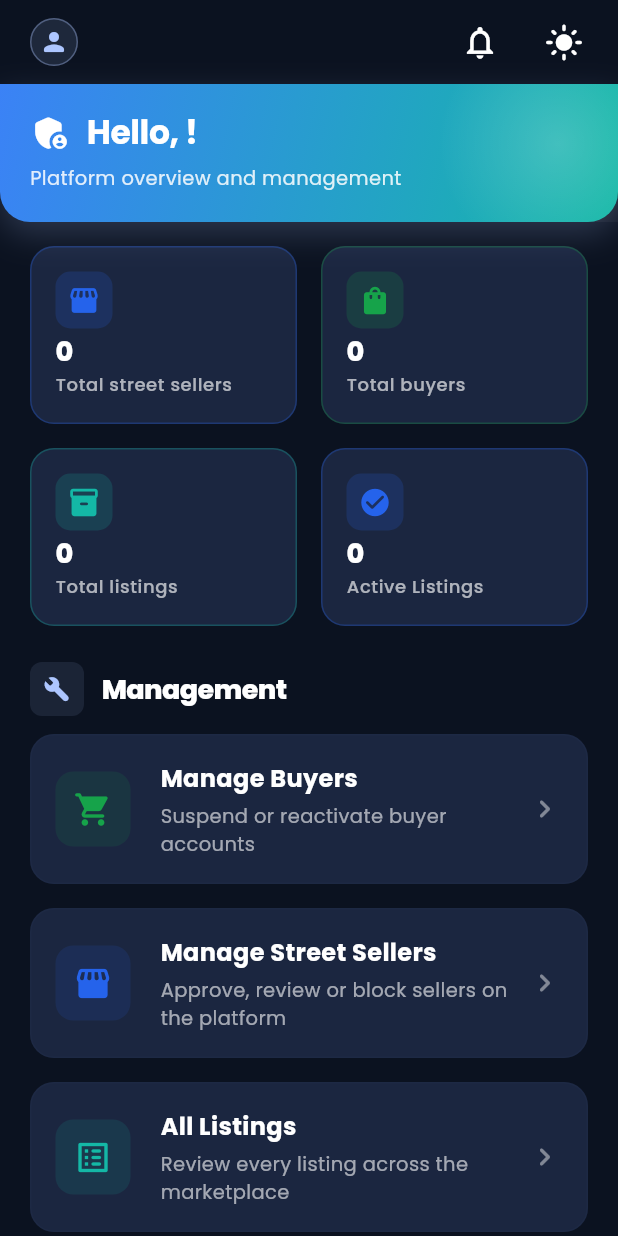
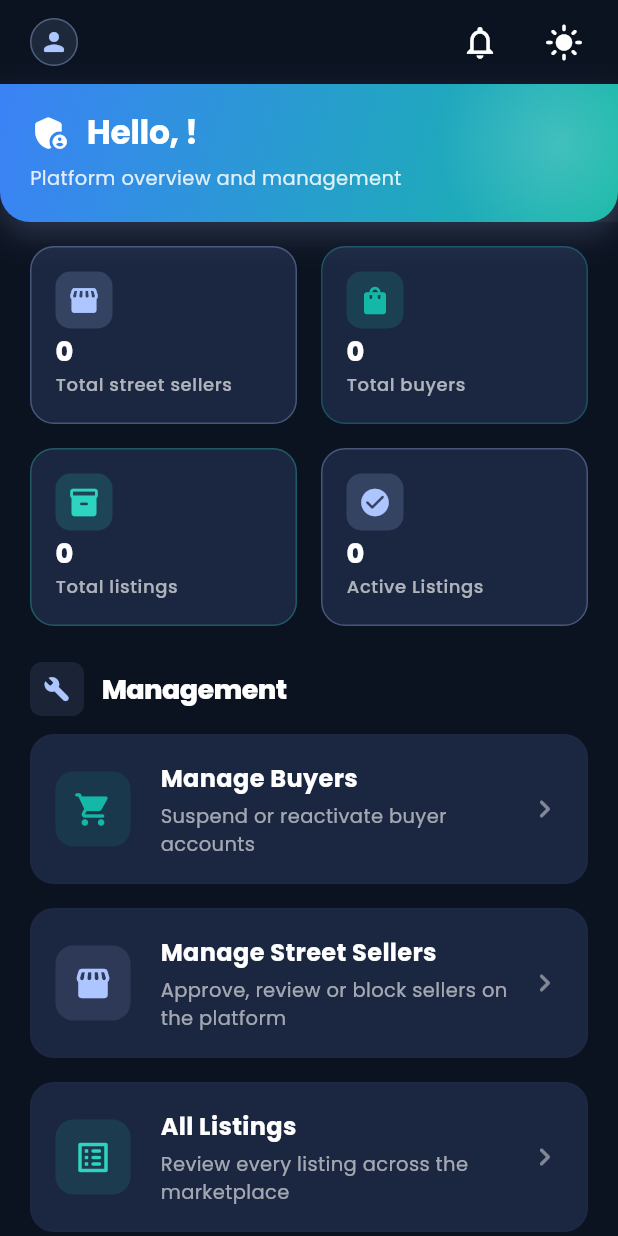
Before and after one commit to muhajirochu/Samaki_fresh_connect, a Flutter app: the AdminDashboardScreen screen opened directly, after a tap on the "dark mode" icon, on a phone screen of 412 x 824 dp. Run offline on Flutter 3.47's test engine with Material 3 defaults, Android fonts, the phone set to English and light mode, and no system bars; our stand-ins replace cached_network_image, cloud_firestore, dio, firebase_auth, firebase_core, flutter_hooks and 14 more; missing offline and left inert: dart_geohash; accounts and stored records are empty; network calls fail.

Commit message:
feat(theme): migrate Tier-1 files to Material 3 theme tokens
Replaces ~145 hardcoded AppColors.* / Colors.black / Colors.white
usages with Theme.of(context).colorScheme tokens across the highest-
visibility surfaces:

  • premium_components (GradientButton, PremiumCard, GlassCard,
    BannerHeader, FormField, EmptyState, SectionHeader, StatChip,
    StatusPill)
  • splash, login, register (auth flows)
  • street_seller_dashboard, buyer_requests, admin_dashboard,
    admin_reports (dashboards)
  • seller_map, seller_profile_sheet (map surfaces)
  • send_request_sheet (request modal)

Replacements:
  Colors.black.withValues(...) → cs.shadow.withValues(...)  (theme-aware)
  Colors.white                → cs.onPrimary / cs.surface  (semantic)
  AppColors.primaryBlue       → cs.primary                 (Modern Blue / Bright Blue)
  AppColors.accentGreen       → cs.secondary               (Elegant Green / Teal)
  AppColors.accentOrange      → cs.tertiary                (amber / teal)
  AppColors.errorRed          → cs.error                   (semantic)
  AppColors.successGreen      → cs.secondary               (live-presence)
  AppColors.grayXXX           → cs.surfaceContainerHighest / onSurface.withValues(alpha:)
  AppColors.white             → cs.surface / cs.onPrimary

Local semantic constants kept at call-sites where the colour must stay
constant across themes:
  • splash: _splashBackground, _splashMid, _splashNear, _splashHalo,
    _splashHaloDeep, _splashBrandTextTint, _splashChipTint
  • register: _streetSellerAccent (orange), _buyerAccent (green)
  • login:    demo-account role colours (buyer green, admin red)
  • seller_map: _liveColor, _offlineColor, _selectedColor
  • seller_profile_sheet: _avatarPalette

Tests: 165/165 pass · flutter analyze: 0 issues

```diff
--- a/lib/screens/admin/admin_dashboard_screen.dart
+++ b/lib/screens/admin/admin_dashboard_screen.dart
@@ -19,7 +19,6 @@ import 'package:go_router/go_router.dart';
 import 'package:hooks_riverpod/hooks_riverpod.dart';
 
 import '../../config/theme_extensions.dart';
-import '../../constants/app_colors.dart';
 import '../../constants/app_sizes.dart';
 import '../../l10n/app_localizations.dart';
 import '../../providers/admin_provider.dart';
@@ -35,6 +34,7 @@ class AdminDashboardScreen extends ConsumerWidget {
   Widget build(BuildContext context, WidgetRef ref) {
     final l10n = AppLocalizations.of(context);
     final userAsync = ref.watch(currentUserStreamProvider);
+    final cs = Theme.of(context).colorScheme;
 
     return Scaffold(
       backgroundColor: Theme.of(context).scaffoldBackgroundColor,
@@ -95,7 +95,7 @@ class AdminDashboardScreen extends ConsumerWidget {
                       title: l10n.manageBuyers,
                       subtitle: l10n.manageBuyersSubtitle,
                       onTap: () => context.push('/admin/buyers'),
-                      color: AppColors.accentGreen,
+                      color: cs.secondary,
                     ),
                     const SizedBox(height: AppSizes.paddingMD),
                     _ActionTile(
@@ -103,7 +103,7 @@ class AdminDashboardScreen extends ConsumerWidget {
                       title: l10n.manageStreetSellers,
                       subtitle: l10n.manageStreetSellersSubtitle,
                       onTap: () => context.push('/admin/sellers'),
-                      color: AppColors.primaryBlue,
+                      color: cs.primary,
                       trailing: _PendingBadge(),
                     ),
                     const SizedBox(height: AppSizes.paddingMD),
@@ -112,7 +112,7 @@ class AdminDashboardScreen extends ConsumerWidget {
                       title: l10n.allListings,
                       subtitle: l10n.adminAllListingsSubtitle,
                       onTap: () => context.push('/admin/listings'),
-                      color: AppColors.secondaryTeal,
+                      color: cs.tertiary,
                     ),
                     const SizedBox(height: AppSizes.paddingMD),
                     _ActionTile(
@@ -120,7 +120,7 @@ class AdminDashboardScreen extends ConsumerWidget {
                       title: l10n.transactionsTitle,
                       subtitle: l10n.transactionsScreenSubtitle,
                       onTap: () => context.push('/admin/transactions'),
-                      color: AppColors.successGreen,
+                      color: cs.secondary,
                     ),
                     const SizedBox(height: AppSizes.paddingMD),
                     _ActionTile(
@@ -128,7 +128,7 @@ class AdminDashboardScreen extends ConsumerWidget {
                       title: l10n.reportsTab,
                       subtitle: l10n.reportsSales,
                       onTap: () => context.push('/admin/reports'),
-                      color: AppColors.primaryBlue,
+                      color: cs.primary,
                     ),
                     const SizedBox(height: AppSizes.paddingMD),
                     _ActionTile(
@@ -136,7 +136,7 @@ class AdminDashboardScreen extends ConsumerWidget {
                       title: l10n.logsTitle,
                       subtitle: l10n.logsSubtitle,
                       onTap: () => context.push('/admin/logs'),
-                      color: AppColors.accentOrange,
+                      color: cs.tertiary,
                     ),
                     const SizedBox(height: AppSizes.paddingMD),
                   ]),
@@ -241,8 +241,8 @@ class _AdminGreetingHeader extends StatelessWidget {
                 shape: BoxShape.circle,
                 gradient: RadialGradient(
                   colors: [
-                    Colors.white.withValues(alpha: 0.18),
-                    Colors.white.withValues(alpha: 0),
+                    cs.onPrimary.withValues(alpha: 0.18),
+                    cs.onPrimary.withValues(alpha: 0),
                   ],
                 ),
               ),
@@ -310,7 +310,7 @@ class _TotalSellersCard extends ConsumerWidget {
       title: l10n.totalSellers,
       value: count.toString(),
       icon: Icons.storefront_rounded,
-      color: AppColors.primaryBlue,
+      color: Theme.of(context).colorScheme.primary,
     );
   }
 }
@@ -324,7 +324,7 @@ class _TotalBuyersCard extends ConsumerWidget {
       title: l10n.totalBuyers,
       value: count.toString(),
       icon: Icons.shopping_bag_rounded,
-      color: AppColors.accentGreen,
+      color: Theme.of(context).colorScheme.secondary,
     );
   }
 }
@@ -338,7 +338,7 @@ class _TotalListingsCard extends ConsumerWidget {
       title: l10n.totalListings,
       value: count.toString(),
       icon: Icons.inventory_2_rounded,
-      color: AppColors.secondaryTeal,
+      color: Theme.of(context).colorScheme.tertiary,
     );
   }
 }
@@ -352,7 +352,7 @@ class _ActiveListingsCard extends ConsumerWidget {
       title: l10n.activeListings,
       value: count.toString(),
       icon: Icons.check_circle_rounded,
-      color: AppColors.infoBlue,
+      color: Theme.of(context).colorScheme.primary,
     );
   }
 }
@@ -470,7 +470,7 @@ class _RecentActivityStrip extends ConsumerWidget {
                   ListTile(
                     dense: true,
                     leading: Icon(_iconForType(log.type),
-                        color: _colorForType(log.type)),
+                        color: _colorForType(log.type, cs)),
                     title: Text(log.title,
                         style: tt.bodyMedium
                             ?.copyWith(fontWeight: FontWeight.w600)),
@@ -515,18 +515,18 @@ class _RecentActivityStrip extends ConsumerWidget {
     }
   }
 
-  Color _colorForType(String type) {
+  Color _colorForType(String type, ColorScheme cs) {
     switch (type) {
       case 'login':
-        return AppColors.primaryBlue;
+        return cs.primary;
       case 'registration':
-        return AppColors.accentGreen;
+        return cs.secondary;
       case 'adminAction':
-        return AppColors.accentOrange;
+        return cs.tertiary;
       case 'disputeResolution':
-        return AppColors.errorRed;
+        return cs.error;
       default:
-        return AppColors.primaryBlue;
+        return cs.primary;
     }
   }
 }
@@ -619,21 +619,25 @@ class _PendingBadge extends ConsumerWidget {
     final pendingAsync = ref.watch(adminPendingSellersCountProvider);
     final count = pendingAsync.valueOrNull ?? 0;
     if (count == 0) return const SizedBox.shrink();
+    final cs = Theme.of(context).colorScheme;
     return Container(
       padding: const EdgeInsets.symmetric(
         horizontal: AppSizes.paddingSM,
         vertical: 4,
       ),
       decoration: BoxDecoration(
-        color: AppColors.accentOrange,
+        // Pending badge uses tertiary (warning amber on light, teal on
+        // dark) so it stands out against the secondary-tile icons
+        // around it without inheriting the primary accent.
+        color: cs.tertiary,
         borderRadius: BorderRadius.circular(12),
       ),
       constraints: const BoxConstraints(minWidth: 22, minHeight: 22),
       alignment: Alignment.center,
       child: Text(
         count > 99 ? '99+' : '$count',
-        style: const TextStyle(
-          color: AppColors.white,
+        style: TextStyle(
+          color: cs.onTertiary,
           fontSize: 12,
           fontWeight: FontWeight.w800,
         ),
--- a/lib/screens/auth/login_screen.dart
+++ b/lib/screens/auth/login_screen.dart
@@ -4,7 +4,6 @@ import 'package:go_router/go_router.dart';
 import 'package:hooks_riverpod/hooks_riverpod.dart';
 import 'package:flutter_hooks/flutter_hooks.dart';
 import '../../config/theme_extensions.dart';
-import '../../constants/app_colors.dart';
 import '../../l10n/app_localizations.dart';
 import '../../utils/validators.dart';
 import '../../utils/error_handler.dart';
@@ -38,6 +37,12 @@ class DemoAccount {
 // Demo accounts shown on the login screen as quick-fill buttons.
 // Street seller demo accounts were intentionally removed — real
 // sellers must register themselves through the registration flow.
+//
+// The accent colours are intentionally NOT theme tokens — they're
+// role identifiers that should look the same regardless of light/dark
+// mode (green = buyer, red = admin) so users can spot the role at a
+// glance. The values are kept here at the call-site instead of in
+// AppColors because they're only meaningful on the login screen.
 const List<DemoAccount> demoAccounts = [
   DemoAccount(
     email: 'buyer@samakifresh.com',
@@ -123,7 +128,9 @@ class _HeroHeader extends StatelessWidget {
         ),
         boxShadow: [
           BoxShadow(
-            color: Colors.black.withValues(alpha: 0.18),
+            // Theme-aware shadow — slightly stronger in dark mode so
+            // the gradient header reads as elevated on either theme.
+            color: cs.shadow.withValues(alpha: 0.32),
             blurRadius: 18,
             offset: const Offset(0, 8),
           ),
@@ -149,7 +156,7 @@ class _HeroHeader extends StatelessWidget {
                       Text(
                         'SamakiFresh',
                         style: tt.titleLarge?.copyWith(
-                          color: AppColors.white,
+                          color: cs.onPrimary,
                           fontWeight: FontWeight.w800,
                           letterSpacing: -0.3,
                         ),
@@ -157,7 +164,7 @@ class _HeroHeader extends StatelessWidget {
                       Text(
                         'CONNECT',
                         style: tt.bodySmall?.copyWith(
-                          color: AppColors.white.withValues(alpha: 0.75),
+                          color: cs.onPrimary.withValues(alpha: 0.75),
                           fontWeight: FontWeight.w300,
                           letterSpacing: 3,
                         ),
@@ -179,7 +186,7 @@ class _HeroHeader extends StatelessWidget {
                     Text(
                       'Welcome back',
                       style: tt.headlineSmall?.copyWith(
-                        color: AppColors.white,
+                        color: cs.onPrimary,
                         fontWeight: FontWeight.w700,
                         letterSpacing: -0.5,
                       ),
@@ -188,7 +195,7 @@ class _HeroHeader extends StatelessWidget {
                     Text(
                       'Sign in to continue to your dashboard',
                       style: tt.bodyMedium?.copyWith(
-                        color: AppColors.white.withValues(alpha: 0.80),
+                        color: cs.onPrimary.withValues(alpha: 0.80),
                       ),
                     ),
                   ],
@@ -201,7 +208,7 @@ class _HeroHeader extends StatelessWidget {
               margin: const EdgeInsets.symmetric(horizontal: 24),
               padding: const EdgeInsets.all(4),
               decoration: BoxDecoration(
-                color: AppColors.white.withValues(alpha: 0.15),
+                color: cs.onPrimary.withValues(alpha: 0.15),
                 borderRadius: BorderRadius.circular(14),
               ),
               child: Row(
@@ -210,11 +217,16 @@ class _HeroHeader extends StatelessWidget {
                     child: Container(
                       padding: const EdgeInsets.symmetric(vertical: 10),
                       decoration: BoxDecoration(
-                        color: AppColors.white,
+                        // The "selected" tab pill needs to read
+                        // against the gradient background. White is the
+                        // correct contrast colour regardless of theme
+                        // because the pill sits ON TOP of the brand
+                        // gradient, not on the surface.
+                        color: cs.onPrimary,
                         borderRadius: BorderRadius.circular(10),
                         boxShadow: [
                           BoxShadow(
-                            color: Colors.black.withValues(alpha: 0.10),
+                            color: cs.shadow.withValues(alpha: 0.18),
                             blurRadius: 8,
                             offset: const Offset(0, 2),
                           ),
@@ -240,8 +252,8 @@ class _HeroHeader extends StatelessWidget {
                         alignment: Alignment.center,
                         child: Text(
                           l10n.signup,
-                          style: const TextStyle(
-                            color: AppColors.white,
+                          style: TextStyle(
+                            color: cs.onPrimary,
                             fontWeight: FontWeight.w500,
                             fontSize: 15,
                           ),
--- a/lib/widgets/common/premium_components.dart
+++ b/lib/widgets/common/premium_components.dart
@@ -21,7 +21,6 @@
 import 'package:flutter/material.dart';
 
 import '../../config/theme_extensions.dart';
-import '../../constants/app_colors.dart';
 import '../../constants/app_sizes.dart';
 
 /// Soft rounded surface card with a brand-tinted shadow. Use this for
@@ -61,9 +60,12 @@ class PremiumCard extends StatelessWidget {
         boxShadow: elevated
             ? [
                 BoxShadow(
+                  // Theme-aware shadow — slightly darker in dark mode
+                  // so the card reads as raised against the deep navy
+                  // background.
                   color: isDark
-                      ? Colors.black.withValues(alpha: 0.30)
-                      : Colors.black.withValues(alpha: 0.06),
+                      ? cs.shadow.withValues(alpha: 0.50)
+                      : cs.shadow.withValues(alpha: 0.10),
                   blurRadius: 18,
                   offset: const Offset(0, 8),
                 ),
@@ -117,6 +119,7 @@ class GlassCard extends StatelessWidget {
   @override
   Widget build(BuildContext context) {
     final glass = GlassStyle.of(context);
+    final cs = Theme.of(context).colorScheme;
     final panel = Container(
       decoration: BoxDecoration(
         gradient: glass.highlight,
@@ -125,7 +128,9 @@ class GlassCard extends StatelessWidget {
         border: Border.all(color: glass.border, width: 0.8),
         boxShadow: [
           BoxShadow(
-            color: Colors.black.withValues(alpha: 0.18),
+            // Theme-aware shadow on glass card — slightly stronger so
+            // the frosted panel reads as elevated on either theme.
+            color: cs.shadow.withValues(alpha: 0.32),
             blurRadius: 24,
             offset: const Offset(0, 12),
           ),
@@ -228,19 +233,22 @@ class _GradientButtonState extends State<GradientButton> {
           child: InkWell(
             onTap: widget.isLoading ? null : widget.onPressed,
             borderRadius: radius,
-            splashColor: Colors.white.withValues(alpha: 0.10),
-            highlightColor: Colors.white.withValues(alpha: 0.06),
+            // Theme-aware splash/highlight (white-on-brand stays white,
+            // but read through onPrimary so a future theme override
+            // propagates here).
+            splashColor: cs.onPrimary.withValues(alpha: 0.10),
+            highlightColor: cs.onPrimary.withValues(alpha: 0.06),
             child: Center(
               child: Padding(
                 padding: widget.padding,
                 child: widget.isLoading
-                    ? const SizedBox(
+                    ? SizedBox(
                         width: 22,
                         height: 22,
                         child: CircularProgressIndicator(
                           strokeWidth: 2.4,
                           valueColor:
-                              AlwaysStoppedAnimation<Color>(Colors.white),
+                              AlwaysStoppedAnimation<Color>(cs.onPrimary),
                         ),
                       )
                     : Row(
@@ -251,7 +259,7 @@ class _GradientButtonState extends State<GradientButton> {
                         children: [
                           if (widget.prefixIcon != null) ...[
                             Icon(widget.prefixIcon,
-                                color: Colors.white, size: 20),
+                                color: cs.onPrimary, size: 20),
                             const SizedBox(width: AppSizes.paddingSM),
                           ],
                           Flexible(
@@ -260,8 +268,8 @@ class _GradientButtonState extends State<GradientButton> {
                               textAlign: TextAlign.center,
                               maxLines: 1,
                               overflow: TextOverflow.ellipsis,
-                              style: const TextStyle(
-                                color: Colors.white,
+                              style: TextStyle(
+                                color: cs.onPrimary,
                                 fontSize: AppSizes.fontMD,
                                 fontWeight: FontWeight.w700,
                                 letterSpacing: 0.2,
@@ -725,7 +733,7 @@ class EmptyState extends StatelessWidget {
 class BannerHeader extends StatelessWidget {
   final String title;
   final String? subtitle;
-  final Gradient gradient;
+  final Gradient? gradient;
   final IconData? trailingIcon;
   final VoidCallback? onTrailingTap;
   final double height;
@@ -735,11 +743,7 @@ class BannerHeader extends StatelessWidget {
     super.key,
     required this.title,
     this.subtitle,
-    this.gradient = const LinearGradient(
-      begin: Alignment.topLeft,
-      end: Alignment.bottomRight,
-      colors: [AppColors.primaryBlue, AppColors.accentGreen],
-    ),
+    this.gradient,
     this.trailingIcon,
     this.onTrailingTap,
     this.height = 140,
@@ -748,17 +752,22 @@ class BannerHeader extends StatelessWidget {
 
   @override
   Widget build(BuildContext context) {
+    final cs = Theme.of(context).colorScheme;
+    final gradients = AppGradients.of(context);
+    final brandGradient = gradient ?? gradients.brand;
+
     return Container(
       height: height,
       decoration: BoxDecoration(
-        gradient: gradient,
+        gradient: brandGradient,
         borderRadius: const BorderRadius.only(
           bottomLeft: Radius.circular(AppSizes.radiusXL),
           bottomRight: Radius.circular(AppSizes.radiusXL),
         ),
         boxShadow: [
           BoxShadow(
-            color: Colors.black.withValues(alpha: 0.20),
+            // Theme-aware shadow — reads correctly on either surface.
+            color: cs.shadow.withValues(alpha: 0.36),
             blurRadius: 18,
             offset: const Offset(0, 6),
           ),
@@ -777,8 +786,8 @@ class BannerHeader extends StatelessWidget {
                 shape: BoxShape.circle,
                 gradient: RadialGradient(
                   colors: [
-                    Colors.white.withValues(alpha: 0.18),
-                    Colors.white.withValues(alpha: 0),
+                    cs.onPrimary.withValues(alpha: 0.18),
+                    cs.onPrimary.withValues(alpha: 0),
                   ],
                 ),
               ),
@@ -795,8 +804,8 @@ class BannerHeader extends StatelessWidget {
                 shape: BoxShape.circle,
                 gradient: RadialGradient(
                   colors: [
-                    Colors.white.withValues(alpha: 0.10),
-                    Colors.white.withValues(alpha: 0),
+                    cs.onPrimary.withValues(alpha: 0.10),
+                    cs.onPrimary.withValues(alpha: 0),
                   ],
                 ),
               ),
@@ -820,8 +829,8 @@ class BannerHeader extends StatelessWidget {
                       children: [
                         Text(
                           title,
-                          style: const TextStyle(
-                            color: Colors.white,
+                          style: TextStyle(
+                            color: cs.onPrimary,
                             fontSize: AppSizes.fontXXL,
                             fontWeight: FontWeight.w800,
                             letterSpacing: -0.5,
@@ -833,7 +842,7 @@ class BannerHeader extends StatelessWidget {
                           Text(
                             subtitle!,
                             style: TextStyle(
-                              color: Colors.white.withValues(alpha: 0.85),
+                              color: cs.onPrimary.withValues(alpha: 0.85),
                               fontSize: AppSizes.fontSM,
                               height: 1.4,
                             ),
@@ -847,11 +856,11 @@ class BannerHeader extends StatelessWidget {
                   if (trailingIcon != null) ...[
                     const SizedBox(width: AppSizes.paddingSM),
                     Material(
-                      color: Colors.white.withValues(alpha: 0.18),
+                      color: cs.onPrimary.withValues(alpha: 0.18),
                       shape: const CircleBorder(),
                       child: IconButton(
                         onPressed: onTrailingTap,
-                        icon: Icon(trailingIcon, color: Colors.white),
+                        icon: Icon(trailingIcon, color: cs.onPrimary),
                       ),
                     ),
                   ],
```
Also changed, not shown: lib/screens/admin/admin_reports_screen.dart (+19 -18 lines), lib/screens/auth/register_screen.dart (+33 -15 lines), lib/screens/auth/splash_screen.dart (+19 -8 lines), lib/screens/buyer/buyer_requests_screen.dart (+47 -38 lines), lib/screens/street_seller/street_seller_dashboard_screen.dart (+28 -29 lines), lib/widgets/map/seller_map.dart (+23 -11 lines), lib/widgets/map/seller_profile_sheet.dart (+50 -35 lines), lib/widgets/requests/send_request_sheet.dart (+22 -21 lines).
